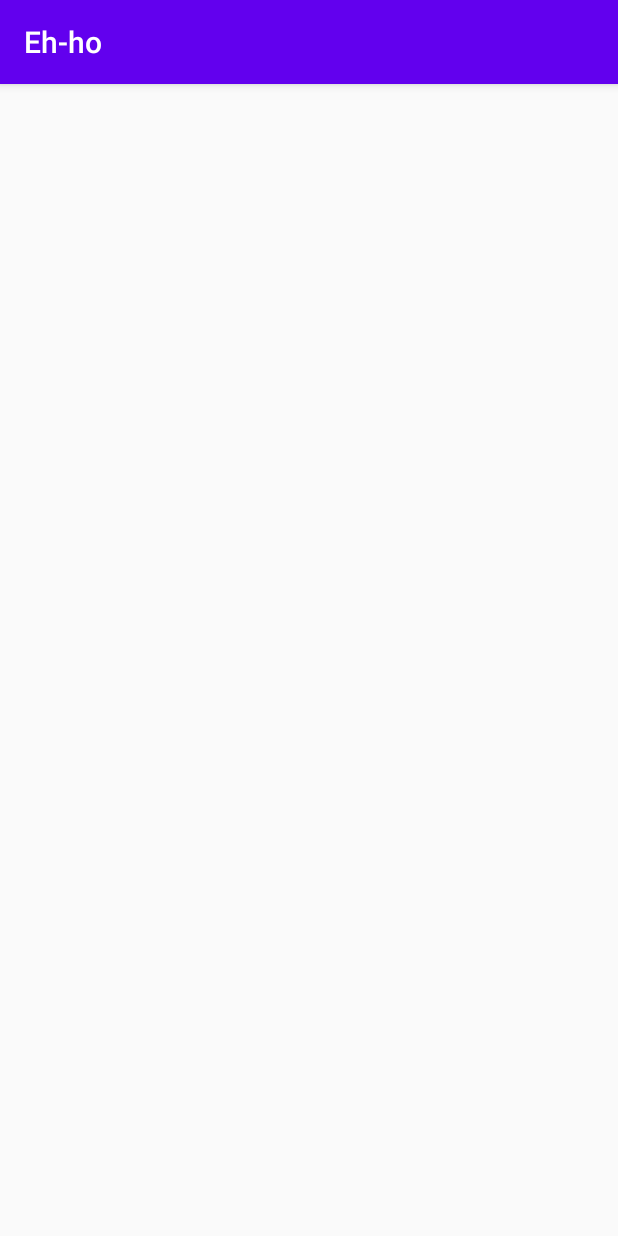
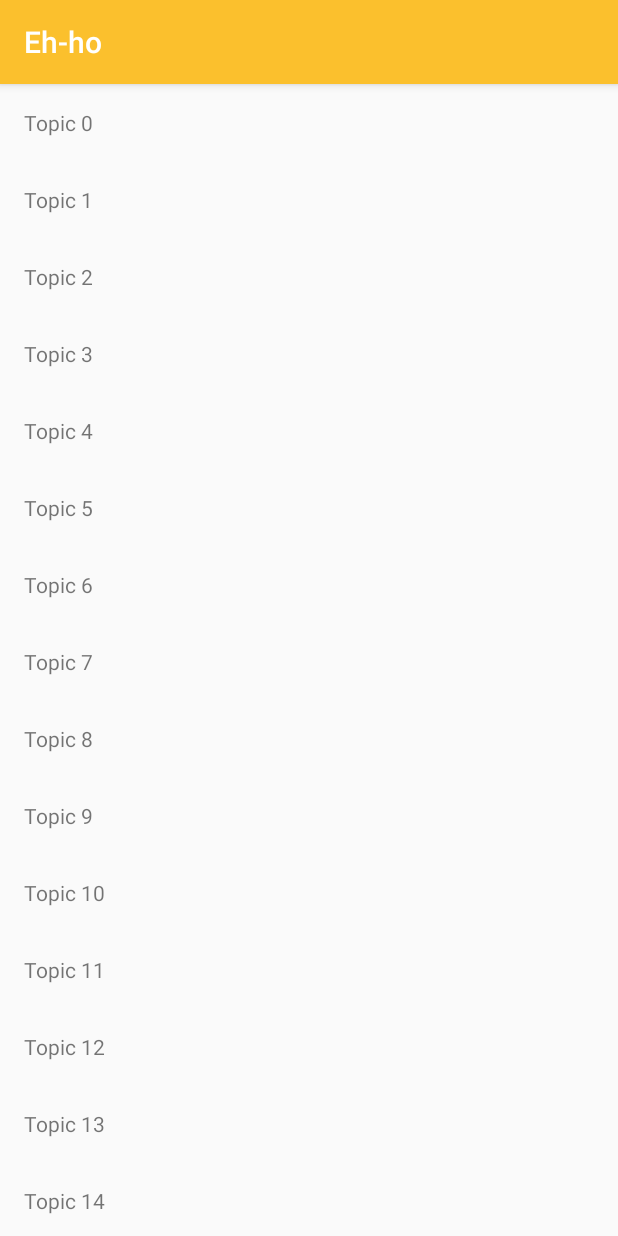
Before and after one commit to jorgesantamariapoveda/AndroidFundamentos, an Android app: the screen it shows after launch (TopicsActivity), after a tap on "LOGIN", on a phone screen of 412 x 824 dp. Run offline under Robolectric (Android 15) with nearby library versions, the phone set to English and light mode, and no system bars.

Commit message:
Lista de topics y primer detalle de ellos

```diff
--- a/app/src/main/java/org/jsantamariap/eh_ho/TopicsActivity.kt
+++ b/app/src/main/java/org/jsantamariap/eh_ho/TopicsActivity.kt
@@ -1,6 +1,8 @@
 package org.jsantamariap.eh_ho
 
+import android.content.Intent
 import android.os.Bundle
+import android.util.Log
 import androidx.appcompat.app.AppCompatActivity
 import androidx.recyclerview.widget.LinearLayoutManager
 // con el siguiente import se evita el uso de findViewById
@@ -22,5 +24,26 @@ class TopicsActivity : AppCompatActivity() {
          */
         listTopics.layoutManager = LinearLayoutManager(this, LinearLayoutManager.VERTICAL, false)
 
+        // creación adapter y asignacion a listTopics
+        val adapter = TopicsAdapter {
+            Log.d(TopicsActivity::class.java.canonicalName, it.title)
+
+            // Pasando datos entre actividades
+            goToPosts(it)
+        }
+        adapter.setTopics(TopicsRepo.topics)
+
+        listTopics.adapter = adapter
+    }
+
+    private fun goToPosts(topic: Topic) {
+        val intent = Intent(this, PostsActivity::class.java)
+        // pasar datos entre actividades
+        // lástima que no se puedan pasar las referencias u objetos sino
+        // que son datos primitivos
+        // primera forma, hardcoreado, nada recomendado
+        //intent.putExtra("TOPIC_ID", topic.id)
+        intent.putExtra(EXTRA_TOPIC_ID, topic.id)
+        startActivity(intent)
     }
 }
--- a/app/src/main/java/org/jsantamariap/eh_ho/TopicsAdapter.kt
+++ b/app/src/main/java/org/jsantamariap/eh_ho/TopicsAdapter.kt
@@ -1,27 +1,104 @@
 package org.jsantamariap.eh_ho
 
+import android.util.Log
+import android.view.LayoutInflater
 import android.view.View
 import android.view.ViewGroup
 import androidx.recyclerview.widget.RecyclerView
+import kotlinx.android.synthetic.main.item_topic.view.*
 
-class TopicsAdapter : RecyclerView.Adapter<TopicsAdapter.TopicHolder>() {
+class TopicsAdapter(val topicClickListener: ((Topic) -> Unit)? = null) :
+    RecyclerView.Adapter<TopicsAdapter.TopicHolder>() {
 
     private val topics = mutableListOf<Topic>()
 
+    // View representa la vista sobre la que se le hace el click
+    private val listener: ((View) -> Unit) = {
+        val topic: Topic = it.tag as Topic
+
+        // me quito responsabilidad, se ejecut aun código que se pasa
+        // desde fuera
+        topicClickListener?.invoke(topic)
+
+        // segunda opción en caso de fallar, es muy raro en este caso
+        // pero sirve para ver más sintaxis de Kotlin is/as
+        /*
+        if (it.tag is Topic) {
+            topicClickListener?.invoke(it.tag as Topic)
+        } else {
+            throw IllegalArgumentException("Topic item view has not a Topic Data as a tag")
+        }
+         */
+    }
+
     override fun getItemCount(): Int {
+        Log.d(this::class.java.canonicalName, "fun getItemCount")
         return topics.size
     }
 
     override fun onCreateViewHolder(parent: ViewGroup, viewType: Int): TopicHolder {
-        //return TopicsRepo.createDummyTopics().count()
-        return TopicHolder(parent)
+        Log.d(this::class.java.canonicalName, "fun onCreateViewHolder")
+
+        // el parent realmente es la lista (el recyclerview) y como vista que es tiene
+        // acceso al contexto
+        val context = parent.context
+        val view = LayoutInflater.from(context).inflate(R.layout.item_topic, parent, false)
+
+        return TopicHolder(view)
     }
 
+    // ahora toca conectar el modelo de datos con el ViewHolder
     override fun onBindViewHolder(holder: TopicHolder, position: Int) {
+        Log.d(this::class.java.canonicalName, "fun onBindViewHolder")
+
+        // el holder que se pasa es la plantilla y position es la posición que
+        // ocupa, ahora será rellenar esa plantilla con los datos que hay en topics
+        // de esa posicion
+        val topic = topics[position]
+        holder.topic = topic
+
+        // también le podemos asignar un click
+        /*
+        holder.itemView.setOnClickListener {
+            Log.d(this::class.java.canonicalName, "OnClick")
+            // la responsabilidad de que hacer cuando se pulsa se la vamos
+            // a pasar al activity (es como un controlador) y por lo tanto
+            // en este caso el TopicsActivity
+            // para ello se crea una propiedad privada en esta misma clase TopicsAdapter
+            // que será un listener con una lambda
+        }
+         */
+
+        // asignación listener privado
+        // además se pasa como parámetro de tipo propiedad a la clase TopicsAdapter
+        // la función lamda
+        holder.itemView.setOnClickListener(listener)
     }
 
-    // los objetos TopicHolder viven dentro de TopicsHolder y comparten el context
+    // función que informará al adapter cuando hay cambios en el conjunto de datos a mostrar
+    fun setTopics(topics: List<Topic>) {
+        this.topics.clear()
+        this.topics.addAll(topics)
+
+        // de momento se ve esta forma que es manual y además hace un refresh general
+        // hay sistemas automáticos que de momento no se ve
+        notifyDataSetChanged() // provoca que el adaptar recargue y se vuelva a llamar
+        // getiItemCount, onCreateViewHolder y onBindViewHolder
+    }
+
+    // los objetos TopicHolder viven dentro de TopicsAdapter y comparten el context
     inner class TopicHolder(itemView: View) : RecyclerView.ViewHolder(itemView) {
+        var topic: Topic? = null
+            set(value) {
+                field = value
+                // antes de hacer el import kotlinx.android.synthetic.main.item_topic.view.*
+                // itemView.findViewById<TextView>(R.id.label_topic).setText(field?.title)
+                // gracias al import
+                itemView.labelTopic.text = field?.title
 
+                // esto es para el tema del onClick mediante el listener
+                // en la propiedad tag es Any! con la ventaja que ello conlleva
+                itemView.tag = field
+            }
     }
 }
--- a/app/src/main/java/org/jsantamariap/eh_ho/TopicsRepo.kt
+++ b/app/src/main/java/org/jsantamariap/eh_ho/TopicsRepo.kt
@@ -42,11 +42,16 @@ object TopicsRepo {
     // función inline
     // variante sin saber tipo que devuelve
     // fun createDummyTopics(count: Int = 10) =
-    fun createDummyTopics(count: Int = 10): List<Topic> =
+    fun createDummyTopics(count: Int = 20): List<Topic> =
         (0..count).map {
             Topic(
                 title = "Topic $it",
                 content = "Content $it"
             )
         }
+
+    // otro uso de una funcion inline
+    fun getTopic(id: String): Topic? = topics.find {
+        it.id == id
+    }
 }
--- a/app/src/main/res/layout/item_topic.xml
+++ b/app/src/main/res/layout/item_topic.xml
@@ -7,6 +7,7 @@
     android:padding="16dp">
 
     <TextView
+        android:id="@+id/labelTopic"
         android:layout_width="wrap_content"
         android:layout_height="wrap_content"
         tools:text="Topico" />
--- a/app/src/main/res/values/colors.xml
+++ b/app/src/main/res/values/colors.xml
@@ -1,6 +1,6 @@
 <?xml version="1.0" encoding="utf-8"?>
 <resources>
-    <color name="colorPrimary">#6200EE</color>
-    <color name="colorPrimaryDark">#3700B3</color>
-    <color name="colorAccent">#03DAC5</color>
+    <color name="colorPrimary">#fbc02d</color>
+    <color name="colorPrimaryDark">#c49000</color>
+    <color name="colorAccent">#ffa000</color>
 </resources>
```
Also changed, not shown: app/src/main/AndroidManifest.xml (+3 -6 lines), app/src/main/java/org/jsantamariap/eh_ho/PostsActivity.kt (added, +31 -0 lines), app/src/main/res/layout/activity_posts.xml (added, +16 -0 lines).
